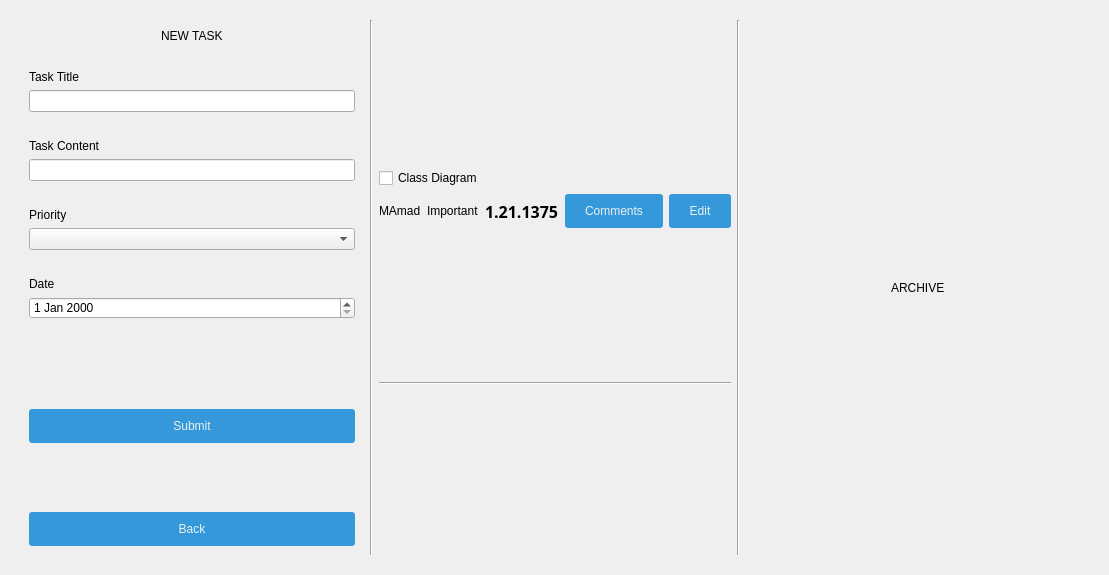
Old version of the form Client/dashboard.ui in the repository amirsoleimani7/AP_Project.
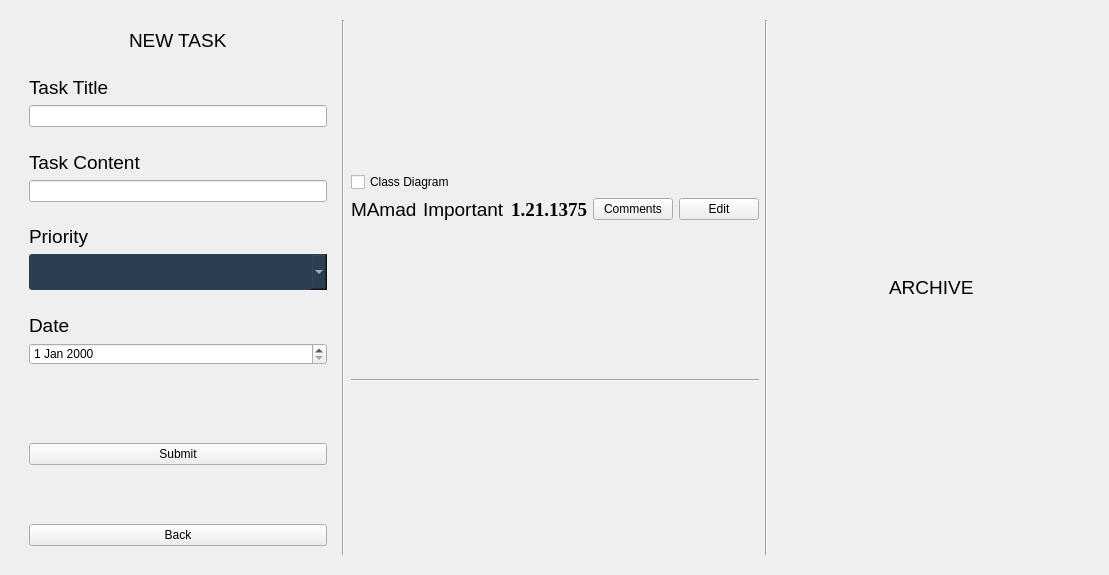
New version of the form. The open tabs and pages were chosen to show the change.

```diff
--- a/Client/dashboard.ui
+++ b/Client/dashboard.ui
@@ -14,13 +14,17 @@
    <string>Dialog</string>
   </property>
   <property name="styleSheet">
-   <string notr="true">QPushButton {
-  background-color: #3498db;
+   <string notr="true">QComboBox{
+  background-color: #2c3e50;
   color: #ecf0f1;
   padding: 10px 20px;
   border: none;
   border-radius: 3px;
   cursor: pointer;
+}
+QLabel{
+font-family: 'Times New Roman', Times, serif;
+font-size: 19px;
 }</string>
   </property>
   <layout class="QHBoxLayout" name="horizontalLayout_2">
@@ -630,8 +634,8 @@
               <widget class="QLabel" name="label_3">
                <property name="font">
                 <font>
-                 <family>Dubai</family>
-                 <pointsize>12</pointsize>
+                 <family>Times New Roman</family>
+                 <pointsize>-1</pointsize>
                  <bold>true</bold>
                 </font>
                </property>
```
Left out of the diff: 2 changed lines with no effect on the pictures.
